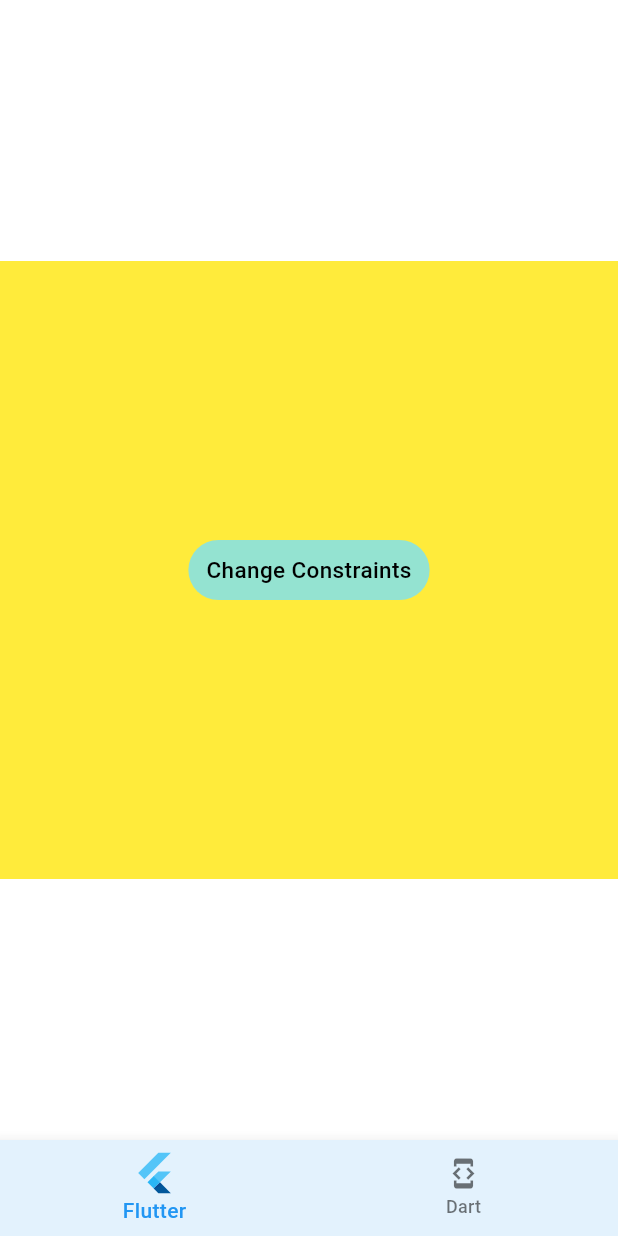
After one commit to C0routine/Flutter_lab, a Flutter app: the LabLayoutBuilder screen opened by its route, after a tap on "Change Constraints", on a phone screen of 412 x 824 dp. The commit adds this screen. Run offline on Flutter 3.47's test engine with Material 2 defaults, Android fonts, the phone set to English and light mode, and no system bars; our stand-ins replace go_router.

Commit message:
Feature/LayoutBuilder, CustomTextButton

```diff
--- a/lib/app/app_router.dart
+++ b/lib/app/app_router.dart
@@ -1,4 +1,5 @@
 import 'package:flutter/material.dart';
+import 'package:flutterlab/widgets/flutter/layoutbuilder_lab.dart';
 import 'package:flutterlab/widgets/flutter/statefulwidget_lab.dart';
 import 'package:go_router/go_router.dart';
 
@@ -21,6 +22,7 @@ enum AppRouter {
   changeNotifier(path: '/flutter/changeNotifier'),
   inheritedWidget(path: '/flutter/inheritedWidget'),
   statefulWidget(path: '/flutter/statefulWidget'),
+  layoutBuilder(path: '/flutter/layoutBuilder'),
 
   // dart routes
   dart(path: '/dart'),
@@ -62,6 +64,7 @@ final GoRouter routerConfig = GoRouter(
                 appGoRoute(AppRouter.changeNotifier, const LabChangeNotifier()),
                 appGoRoute(AppRouter.inheritedWidget, const LabInheritedWidget()),
                 appGoRoute(AppRouter.statefulWidget, const LabStatefulWidget()),
+                appGoRoute(AppRouter.layoutBuilder, const LabLayoutBuilder()),
               ],
             ),
           ],
--- /dev/null
+++ b/lib/app/app_widget.dart
@@ -0,0 +1,2 @@
+
+export 'package:flutterlab/widgets/global/execute_textbutton.dart';
--- a/lib/tab/flutter_route.dart
+++ b/lib/tab/flutter_route.dart
@@ -17,6 +17,8 @@ class FlutterRoute extends StatelessWidget {
       AppRouter.changeNotifier,
       // StatefulWidget Lifecycle
       AppRouter.statefulWidget,
+      // LayoutBuilder
+      AppRouter.layoutBuilder,
     ];
 
     return Scaffold(
--- /dev/null
+++ b/lib/widgets/flutter/layoutbuilder_lab.dart
@@ -0,0 +1,75 @@
+import 'package:flutter/material.dart';
+import 'package:flutterlab/app/app_widget.dart';
+
+/// LayoutBuilder Test
+class LabLayoutBuilder extends StatefulWidget {
+  const LabLayoutBuilder({super.key});
+
+  @override
+  State<LabLayoutBuilder> createState() => _LabLayoutBuilderState();
+}
+
+class _LabLayoutBuilderState extends State<LabLayoutBuilder> {
+  // 초기 constraintsWidth 설정
+  double constraintsWidth = 200;
+
+  Widget bigWidthBuilder() {
+    print('bigWidthBuilder');
+    return Container(
+      width: constraintsWidth,
+      height: constraintsWidth,
+      color: Colors.yellow,
+      child: Center(
+        child: ExecuteTextButton(
+          executeText: 'Change Constraints',
+          onPress: () => setState(() {
+            // constraintsWidth 200 으로 설정
+            constraintsWidth = 200;
+          }),
+        ),
+      ),
+    );
+  }
+
+  Widget normalWidthBuilder() {
+    print('normalWidthBuilder');
+    return Container(
+      width: constraintsWidth,
+      height: constraintsWidth,
+      color: Colors.red,
+      child: Center(
+        child: ExecuteTextButton(
+          executeText: 'Change Constraints',
+          onPress: () => setState(() {
+            // Current Device Width Size 로 변경.
+            constraintsWidth = MediaQuery.of(context).size.width;
+          }),
+        ),
+      ),
+    );
+  }
+
+  @override
+  Widget build(BuildContext context) {
+    return Scaffold(
+      body: Center(
+        child: ConstrainedBox(
+          // Constraints 설정
+          constraints: BoxConstraints(maxWidth: constraintsWidth),
+          // 부모 widget constraints 변경, widget 이 처음 layout 될때,
+          // 부모 widget 이 해당 widget 을 업데이트 할때
+          // LayoutBuilder 의 builder 가 호출된다.
+          child: LayoutBuilder(
+            builder: (BuildContext context, BoxConstraints constraints) {
+              print('Current Constraints Width : ${constraints.maxWidth}');
+              if (constraints.maxWidth > 200) {
+                return bigWidthBuilder();
+              }
+              return normalWidthBuilder();
+            },
+          ),
+        ),
+      ),
+    );
+  }
+}
--- /dev/null
+++ b/lib/widgets/global/execute_textbutton.dart
@@ -0,0 +1,22 @@
+import 'package:flutter/material.dart';
+import 'package:flutterlab/app/app_color.dart';
+
+class ExecuteTextButton extends StatelessWidget {
+  const ExecuteTextButton({super.key, required this.executeText, required this.onPress});
+
+  final String executeText;
+  final Function onPress;
+
+  @override
+  Widget build(BuildContext context) {
+    return TextButton(
+      style: ButtonStyle(
+        backgroundColor: MaterialStateProperty.resolveWith((states) {
+          return AppColor.lightSubBackground;
+        }),
+      ),
+      onPressed: () => onPress(),
+      child: Text(executeText, style: Theme.of(context).textTheme.bodyMedium),
+    );
+  }
+}
```
